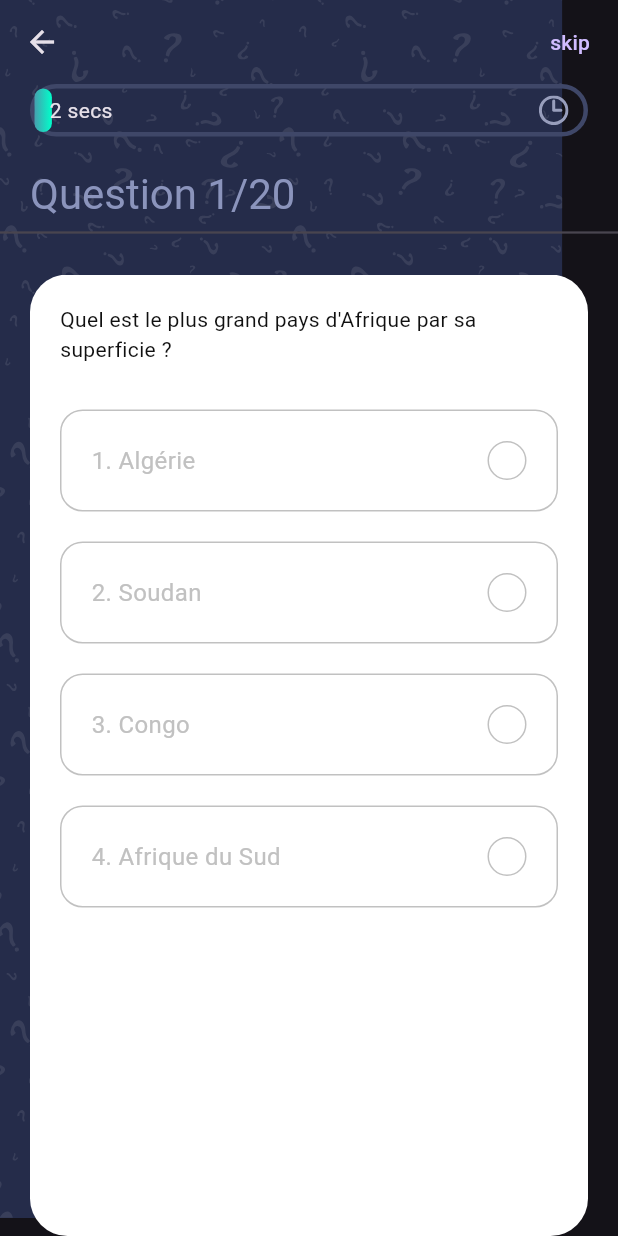
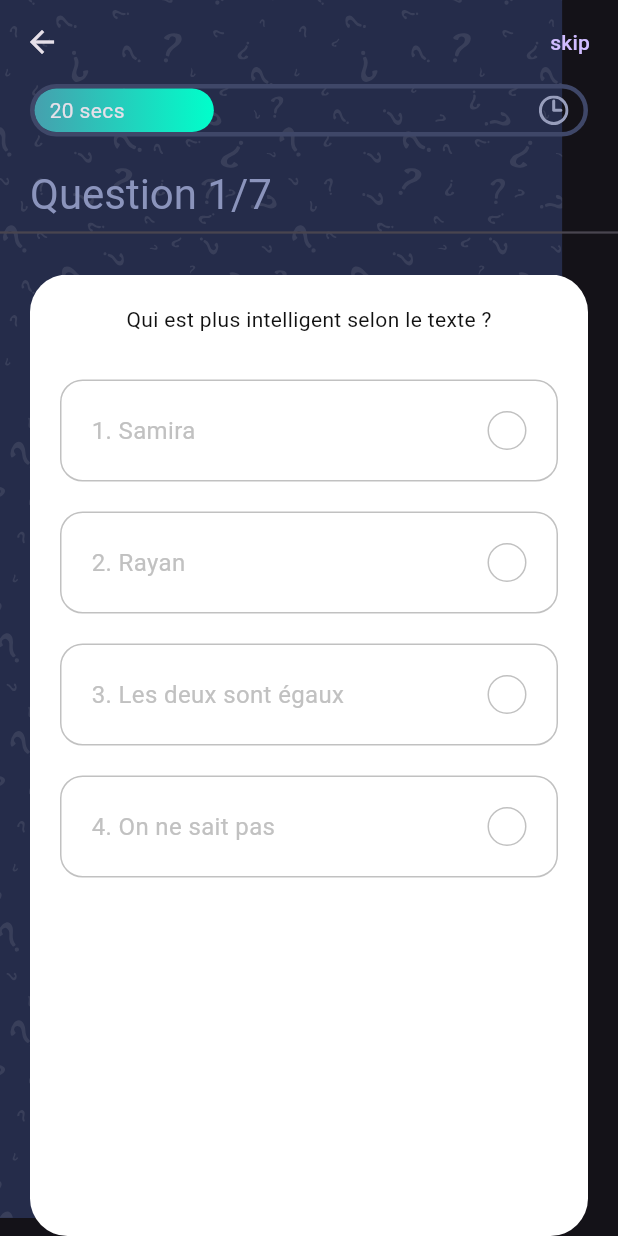
Before and after one commit to Idriss-rayan/familyquiz, a Flutter app: the QuizScreen screen opened directly, on a phone screen of 412 x 824 dp. Run offline on Flutter 3.47's test engine with Material 3 defaults, Android fonts, the phone set to English and light mode, and no system bars; our stand-ins replace flutter_svg, get, websafe_svg.

Commit message:
fifth ramadan

```diff
--- a/lib/controllers/question_controller.dart
+++ b/lib/controllers/question_controller.dart
@@ -48,7 +48,7 @@
   @override
   void onInit() {
     _animationController =
-        AnimationController(duration: Duration(seconds: 60), vsync: this);
+        AnimationController(duration: Duration(seconds: 30), vsync: this);
     _animation = Tween(begin: 0, end: 1.0).animate(_animationController)
       ..addListener(() {
         update();
@@ -70,7 +70,7 @@
     _animationController.stop();
     update();
 
-    Future.delayed(Duration(seconds: 3), () {
+    Future.delayed(Duration(milliseconds: 1300), () {
       nextQuestion();
     });
   }
--- a/lib/main.dart
+++ b/lib/main.dart
@@ -17,7 +17,7 @@
       title: 'African Quiz',
       debugShowCheckedModeBanner: false,
       theme: ThemeData.dark(),
-      home: WelcomeScreen(),
+      home: ScoreScreen(),
     );
   }
 }
--- a/lib/models/Questions.dart
+++ b/lib/models/Questions.dart
@@ -13,123 +13,49 @@
 const List sample_data = [
   {
     "id": 1,
-    "question": "Quel est le plus grand pays d'Afrique par sa superficie ?",
-    "options": ['Algérie', 'Soudan', 'Congo', 'Afrique du Sud'],
-    "answer_index": 0,
+    "question": "Qui est plus intelligent selon le texte ?",
+    "options": ['Samira', 'Rayan', 'Les deux sont égaux', 'On ne sait pas'],
+    "answer_index": 1,
   },
   {
     "id": 2,
-    "question": "Quelle est la capitale du Nigeria ?",
-    "options": ['Lagos', 'Abuja', 'Kano', 'Port Harcourt'],
-    "answer_index": 1,
+    "question": "Quand Rayan est-il né ?",
+    "options": ['6 juin 2002', '6 juillet 2003', '6 juin 2003', '6 mai 2003'],
+    "answer_index": 2,
   },
   {
     "id": 3,
-    "question": "Quel pays est surnommé \"le berceau de l'humanité\" ?",
-    "options": ['Égypte', 'Afrique du Sud', 'Éthiopie', 'Kenya'],
+    "question": "Où Rayan et Samira sont-ils allés ensemble ?",
+    "options": ['McDonald\'s', 'Pizza Hut', 'KFC', 'Burger King'],
     "answer_index": 2,
   },
   {
     "id": 4,
-    "question": "Quelle est la ville la plus peuplée d'Afrique ?",
-    "options": ['Le Caire', 'Lagos', 'Kinshasa', 'Johannesburg'],
+    "question": "Dans quel quartier se trouvait le KFC ?",
+    "options": ['Dhanmondi', 'Gulshan', 'Uttara', 'Banani'],
+    "answer_index": 2,
+  },
+  {
+    "id": 5,
+    "question": "Pourquoi ont-ils voyagé au Bangladesh ?",
+    "options": [
+      'Pour des vacances',
+      'Pour des études avec une bourse',
+      'Pour un travail',
+      'Pour une compétition sportive'
+    ],
     "answer_index": 1,
   },
   {
-    "id": 5,
-    "question": "Quel pays africain est célèbre pour ses pyramides ?",
-    "options": ['Maroc', 'Éthiopie', 'Égypte', 'Soudan'],
-    "answer_index": 2,
-  },
-  {
     "id": 6,
-    "question": "Quel est le fleuve le plus long d'Afrique ?",
-    "options": ['Congo', 'Niger', 'Nil', 'Zambèze'],
+    "question": "Combien de personnes étaient dans leur groupe initialement ?",
+    "options": ['8', '9', '10', '11'],
     "answer_index": 2,
   },
   {
     "id": 7,
-    "question": "Dans quel pays se trouve la ville de Marrakech ?",
-    "options": ['Algérie', 'Maroc', 'Tunisie', 'Mauritanie'],
-    "answer_index": 1,
-  },
-  {
-    "id": 8,
-    "question": "Quelle île africaine est la plus grande au monde ?",
-    "options": ['Seychelles', 'Madagascar', 'Maurice', 'Zanzibar'],
-    "answer_index": 1,
-  },
-  {
-    "id": 9,
-    "question": "Quel pays africain est connu pour la danse du Gweta ?",
-    "options": ['Botswana', 'Ghana', 'Angola', 'Côte d’Ivoire'],
-    "answer_index": 0,
-  },
-  {
-    "id": 10,
-    "question": "Quel est le pays d'origine du musicien Fela Kuti ?",
-    "options": ['Nigeria', 'Ghana', 'Mali', 'Cameroun'],
-    "answer_index": 0,
-  },
-  {
-    "id": 11,
-    "question": "Dans quel pays se situe la ville de Dakar ?",
-    "options": ['Mali', 'Sénégal', 'Guinée', 'Côte d’Ivoire'],
-    "answer_index": 1,
-  },
-  {
-    "id": 12,
-    "question": "Quelle est la langue officielle de l’Angola ?",
-    "options": ['Français', 'Espagnol', 'Portugais', 'Anglais'],
-    "answer_index": 2,
-  },
-  {
-    "id": 13,
-    "question": "Quel est le pays africain le plus peuplé ?",
-    "options": ['Égypte', 'Afrique du Sud', 'Nigéria', 'Éthiopie'],
-    "answer_index": 2,
-  },
-  {
-    "id": 14,
-    "question": "Dans quel pays se trouve la ville de Kigali ?",
-    "options": ['Burundi', 'Ouganda', 'Tanzanie', 'Rwanda'],
-    "answer_index": 3,
-  },
-  {
-    "id": 15,
-    "question": "Quel pays est célèbre pour le parc national du Serengeti ?",
-    "options": ['Kenya', 'Tanzanie', 'Afrique du Sud', 'Zambie'],
-    "answer_index": 1,
-  },
-  {
-    "id": 16,
-    "question":
-        "Quel est le pays d'origine du célèbre écrivain Chinua Achebe ?",
-    "options": ['Ghana', 'Nigeria', 'Kenya', 'Afrique du Sud'],
-    "answer_index": 1,
-  },
-  {
-    "id": 17,
-    "question": "Quelle ville abrite le siège de l'Union Africaine ?",
-    "options": ['Lagos', 'Addis-Abeba', 'Nairobi', 'Le Caire'],
-    "answer_index": 1,
-  },
-  {
-    "id": 18,
-    "question": "Quel pays est surnommé \"le pays des mille collines\" ?",
-    "options": ['Rwanda', 'Burundi', 'Madagascar', 'Éthiopie'],
-    "answer_index": 0,
-  },
-  {
-    "id": 19,
-    "question": "Quelle est la monnaie officielle du Ghana ?",
-    "options": ['Cedi', 'Naira', 'Franc CFA', 'Shilling'],
-    "answer_index": 0,
-  },
-  {
-    "id": 20,
-    "question": "Quel pays abrite la célèbre ville antique de Tombouctou ?",
-    "options": ['Niger', 'Mali', 'Soudan', 'Tchad'],
+    "question": "Combien de personnes ont finalement voyagé ?",
+    "options": ['8', '9', '10', '11'],
     "answer_index": 1,
   },
 ];
--- a/lib/screens/score/score_screen.dart
+++ b/lib/screens/score/score_screen.dart
@@ -1,5 +1,6 @@
 import 'package:familyquiz/constants.dart';
 import 'package:familyquiz/controllers/question_controller.dart';
+import 'package:familyquiz/screens/quiz/quiz_screen.dart';
 import 'package:flutter/material.dart';
 import 'package:get/get.dart';
 import 'package:flutter_svg/svg.dart';
@@ -32,6 +33,31 @@
                     ?.copyWith(color: kSecondaryColor),
               ),
               Spacer(flex: 3),
+              InkWell(
+                onTap: () => Get.to(QuizScreen()),
+                child: Container(
+                  width: 240,
+                  height: 60,
+                  decoration: BoxDecoration(
+                    gradient: LinearGradient(
+                      colors: [Colors.lightBlue, Colors.lightGreen],
+                      begin: Alignment.topLeft,
+                      end: Alignment.bottomRight,
+                    ),
+                    borderRadius: BorderRadius.circular(7),
+                  ),
+                  child: Center(
+                    child: Text(
+                      "replay",
+                      style: TextStyle(
+                        fontSize: 30,
+                        fontWeight: FontWeight.bold,
+                      ),
+                    ),
+                  ),
+                ),
+              ),
+              Spacer(flex: 3)
             ],
           )
         ],
```
